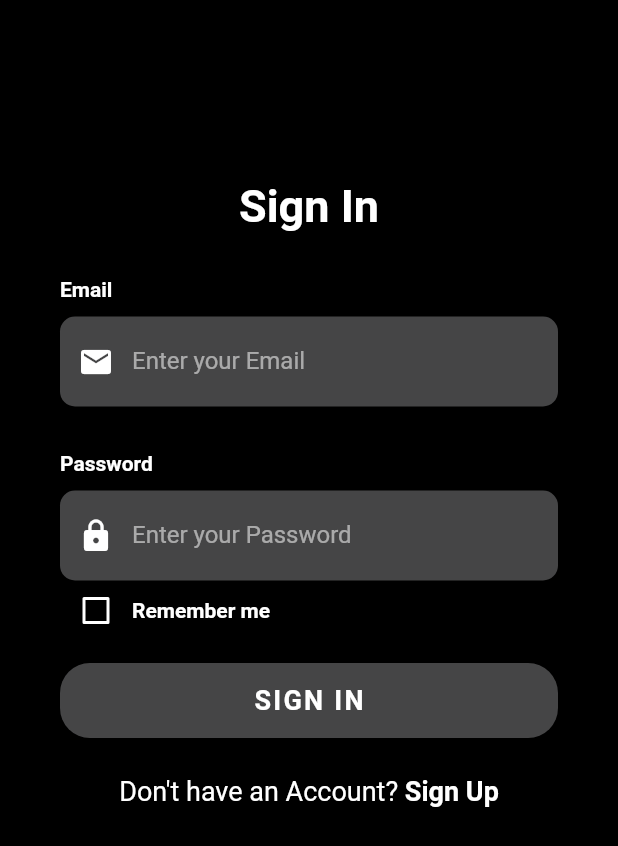
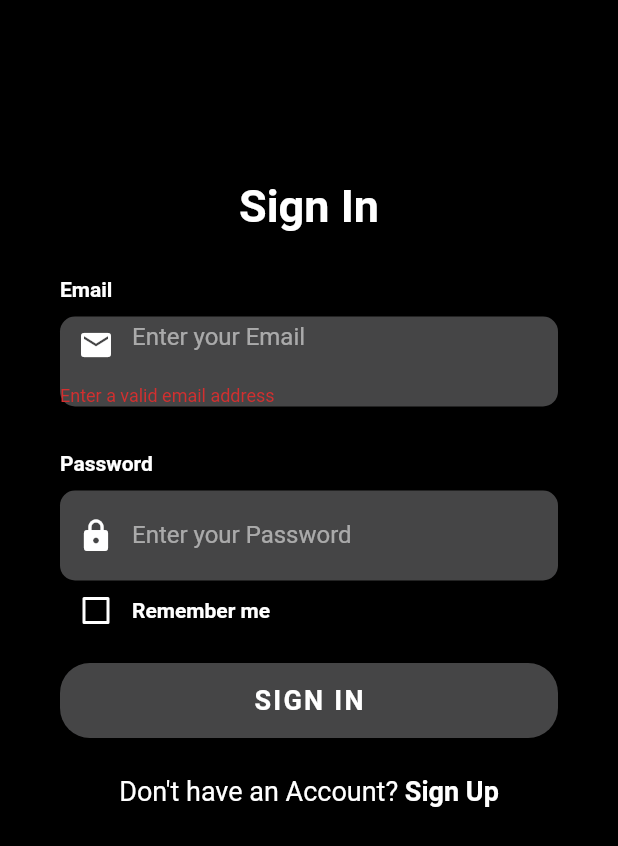
Before and after one commit to RafaelHerrero/gym-bud-front, a Flutter app: the screen it shows after launch, after a tap on "SIGN IN", on a phone screen of 412 x 824 dp. Shown: the top 846 px of the screen. Run offline on Flutter 3.47's test engine with Material 2 defaults, Android fonts, the phone set to English and light mode, and no system bars; our stand-ins replace jiffy; Roboto replaces fonts that are missing (OpenSans).

Commit message:
login from login page done

```diff
--- a/lib/screens/login_screen.dart
+++ b/lib/screens/login_screen.dart
@@ -1,8 +1,12 @@
+import 'dart:convert';
+
 import 'package:flutter/material.dart';
 import 'package:flutter/services.dart';
 import 'package:gym_bud_front/screens/profile_screen.dart';
 import 'package:gym_bud_front/screens/sign_up_screen.dart';
 import 'package:gym_bud_front/utilities/constants.dart';
+
+import '../utilities/api.dart';
 
 class LoginScreen extends StatefulWidget {
   @override
@@ -11,6 +15,10 @@ class LoginScreen extends StatefulWidget {
 
 class _LoginScreenState extends State<LoginScreen> {
   bool _rememberMe = false;
+  final TextEditingController emailController = TextEditingController();
+  final TextEditingController passwordController = TextEditingController();
+
+  final formKey = GlobalKey<FormState>();
 
   Widget _buildEmailTF() {
     return Column(
@@ -25,13 +33,15 @@ class _LoginScreenState extends State<LoginScreen> {
           alignment: Alignment.centerLeft,
           decoration: kBoxDecorationStyle,
           height: 60.0,
-          child: const TextField(
+          child: TextFormField(
+            controller: emailController,
             keyboardType: TextInputType.emailAddress,
-            style: TextStyle(
+            validator: (value) => validateEmail(value),
+            style: const TextStyle(
               color: Colors.white,
               fontFamily: 'OpenSans',
             ),
-            decoration: InputDecoration(
+            decoration: const InputDecoration(
               border: InputBorder.none,
               contentPadding: EdgeInsets.only(top: 14.0),
               prefixIcon: Icon(
@@ -60,13 +70,14 @@ class _LoginScreenState extends State<LoginScreen> {
           alignment: Alignment.centerLeft,
           decoration: kBoxDecorationStyle,
           height: 60.0,
-          child: const TextField(
+          child: TextFormField(
             obscureText: true,
-            style: TextStyle(
+            controller: passwordController,
+            style: const TextStyle(
               color: Colors.white,
               fontFamily: 'OpenSans',
             ),
-            decoration: InputDecoration(
+            decoration: const InputDecoration(
               border: InputBorder.none,
               contentPadding: EdgeInsets.only(top: 14.0),
               prefixIcon: Icon(
@@ -124,7 +135,25 @@ class _LoginScreenState extends State<LoginScreen> {
             },
           ),
         ),
-        onPressed: () => print("signUp button pressed"),
+        onPressed: () async {
+          if (formKey.currentState?.validate() == true) {
+            var response = await checkUserLogin(
+              emailController.text,
+              passwordController.text,
+            );
+
+            if (response != 'error') {
+              var userData = json.decode(response);
+
+              Navigator.of(context).pushReplacement(MaterialPageRoute(
+                  builder: (context) => ProfileScreen(loggedUserId: userData['user_id'])
+              ));
+            }
+            else {
+              print('user already exists');
+            }
+          }
+        },
         child: const Text(
           'SIGN IN',
           style: buttonTextColor,
@@ -186,6 +215,8 @@ class _LoginScreenState extends State<LoginScreen> {
                     horizontal: 40.0,
                     vertical: 120.0,
                   ),
+                  child: Form(
+                    key: formKey,
                     child: Column(
                       mainAxisAlignment: MainAxisAlignment.center,
                       children: <Widget>[
@@ -213,6 +244,7 @@ class _LoginScreenState extends State<LoginScreen> {
                       ],
                     ),
                   ),
+                ),
               )
             ],
           ),
```
Also changed, not shown: lib/screens/profile_screen.dart (+20 -11 lines), lib/utilities/api.dart (+26 -14 lines). Lines whose indentation alone changed are shown as unchanged.
